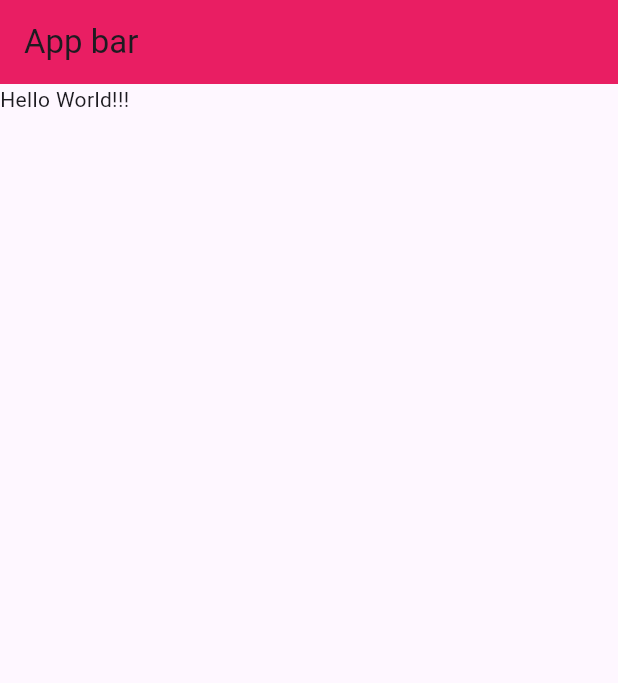
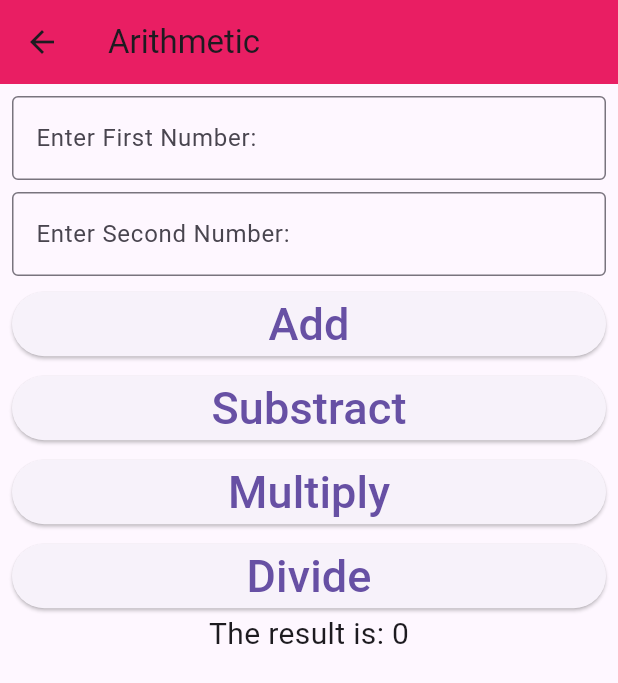
Before and after one commit to Garima-Shrestha/batch35a_flutter_project, a Flutter app: the ArithmeticScreen screen opened directly, on a phone screen of 412 x 824 dp. Shown: the top 683 px of the screen. Run offline on Flutter 3.47's test engine with Material 3 defaults, Android fonts, the phone set to English and light mode, and no system bars.

Commit message:
Arithmetic and simple interest calculation done

```diff
--- a/lib/app.dart
+++ b/lib/app.dart
@@ -1,6 +1,7 @@
 //stless
 import 'package:flutter/material.dart';
 import 'package:flutter_project/screens/arithmetic_screen.dart';
+import 'package:flutter_project/screens/si_screen.dart';
 
 class App extends StatelessWidget {
   const App({super.key});  // key le jun thau ma change garne ho tyo matra change garaidinxa, change nagarnu parne place ma kei gardaina
@@ -8,7 +9,8 @@ class App extends StatelessWidget {
   @override
   Widget build(BuildContext context) {
     return MaterialApp(    // Here, MaterialApp is a built-in class.
-        home: ArithmeticScreen()
+        // home: ArithmeticScreen()
+        home: SimpleInterest()
     );
   }
 }
--- a/lib/screens/arithmetic_screen.dart
+++ b/lib/screens/arithmetic_screen.dart
@@ -1,13 +1,143 @@
 import 'package:flutter/material.dart';
 
-class ArithmeticScreen extends StatelessWidget {
+// class ArithmeticScreen extends StatelessWidget {
+//   const ArithmeticScreen({super.key});
+//
+//   @override
+//   Widget build(BuildContext context) {
+//     return Scaffold(    // Here, Scaffold is a built-in class.
+//       appBar: AppBar(title: Text("App bar"), backgroundColor: Colors.pink),
+//       body: Text("Hello World!!!"),
+//     );
+//   }
+// }
+
+
+
+// Single Child : child
+// Multichild: children : [] -> column and row
+// column-> top to bottom
+// row -> left to right
+
+
+// Two types of widgets
+// 1. StatelessWidget : jati khera data/state change hudaina
+// 2. StatefulWidget : jati khera data/state change hunxa
+
+
+class ArithmeticScreen extends StatefulWidget {
   const ArithmeticScreen({super.key});
+
+  @override
+  State<ArithmeticScreen> createState() => _ArithmeticScreenState();
+}
+
+class _ArithmeticScreenState extends State<ArithmeticScreen> {
+  int first = 0;
+  int second = 0;
+  int result = 0;
 
   @override
   Widget build(BuildContext context) {
     return Scaffold(    // Here, Scaffold is a built-in class.
-      appBar: AppBar(title: Text("App bar"), backgroundColor: Colors.pink),
-      body: Text("Hello World!!!"),
+      appBar: AppBar(title: Text("Arithmetic"), backgroundColor: Colors.pink),
+      body: Padding(
+        padding: EdgeInsets.all(8),
+        child: Column(
+          children: [
+            TextField(
+              onChanged: (value){
+                first = int.parse(value);
+              },
+              decoration: InputDecoration(
+                labelText: "Enter First Number: ",
+                hintText: "Eg. 12",
+                border: OutlineInputBorder(),  // Border banaunxa
+              ),
+            ),
+            // Invisible box
+            SizedBox(height: 8),
+            TextField(
+              onChanged: (value){
+                second = int.parse(value);
+              },
+              decoration: InputDecoration(
+                labelText: "Enter Second Number: ",
+                hintText: "Eg. 13",
+                border: OutlineInputBorder(),
+              ),
+            ),
+            // Invisible box
+            SizedBox(height: 8),
+            // Button
+            SizedBox(
+              width: double.infinity,
+              child: ElevatedButton(onPressed: (){
+                setState(() {
+                  result = first + second;
+                });
+              },
+                  child: Text("Add", style: TextStyle(fontSize: 30))),
+            ),
+
+            SizedBox(height: 8),
+            SizedBox(
+              width: double.infinity,
+              child: ElevatedButton(onPressed: (){
+                setState(() {
+                  result = first - second;
+                });
+              },
+                  child: Text("Substract", style: TextStyle(fontSize: 30))),
+            ),
+
+            SizedBox(height: 8),
+            SizedBox(
+              width: double.infinity,
+              child: ElevatedButton(onPressed: (){
+                setState(() {
+                  result = first * second;
+                });
+              },
+                  child: Text("Multiply", style: TextStyle(fontSize: 30))),
+            ),
+
+            SizedBox(height: 8),
+            SizedBox(
+              width: double.infinity,
+              child: ElevatedButton(onPressed: (){
+                setState(() {
+                  result = first ~/ second;
+                });
+              },
+                  child: Text("Divide", style: TextStyle(fontSize: 30))),
+            ),
+
+            Text("The result is: $result", style: TextStyle(fontSize: 20),)
+          ],
+        ),
+      )
     );
   }
 }
+
+
+// Column lai alt + enter garyera wrap with padding garne.
+// TextField is so that user can write something, while text is where you see text but cannot write.
+// SizedBox will create space.
+// ElevatedButton is to make button, ElevatedButton ma alt + enter garyera wrap with sizedbox click garne, then width lekhe
+// ElevatedButton ma sizedbox is kept to control the button size, width: double.infinity makes the button stretch to full width of the screen(button becomes a full-width button).
+// Text Style is for styling.
+// onChanged is called whenever the text inside the field changes.
+// setState() updates the UI while the app is running, without restarting or saving the whole app.
+//  onPressed is a function.
+
+// Column() bhitra children[].
+// children bhitra TextField, ElevatedButton, SizedBox haru hunxa.
+// TextField bhitra onChanged xa, and decoration xa and decoration ma labelText, hintText, and border xa.
+// ElevatedButton ma onPressed and child hunxa, onPressed ma setState() xa and child ma text and its style.
+
+// TextField contains:
+// 1. labelText: Displays a label above the TextField when it’s not focused.
+// 2. hintText: Provides a placeholder text inside the TextField when it’s empty.
+// 3. border: Defines the border style around the TextField.
```
Also changed, not shown: lib/screens/si_screen.dart (+74 -0 lines).
